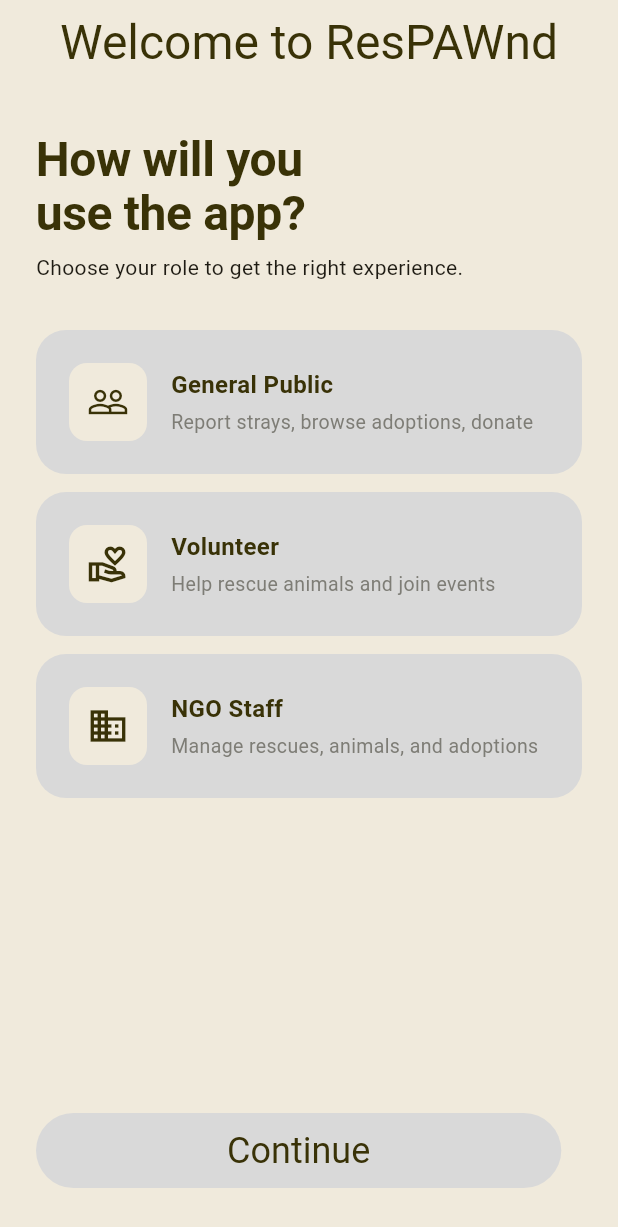
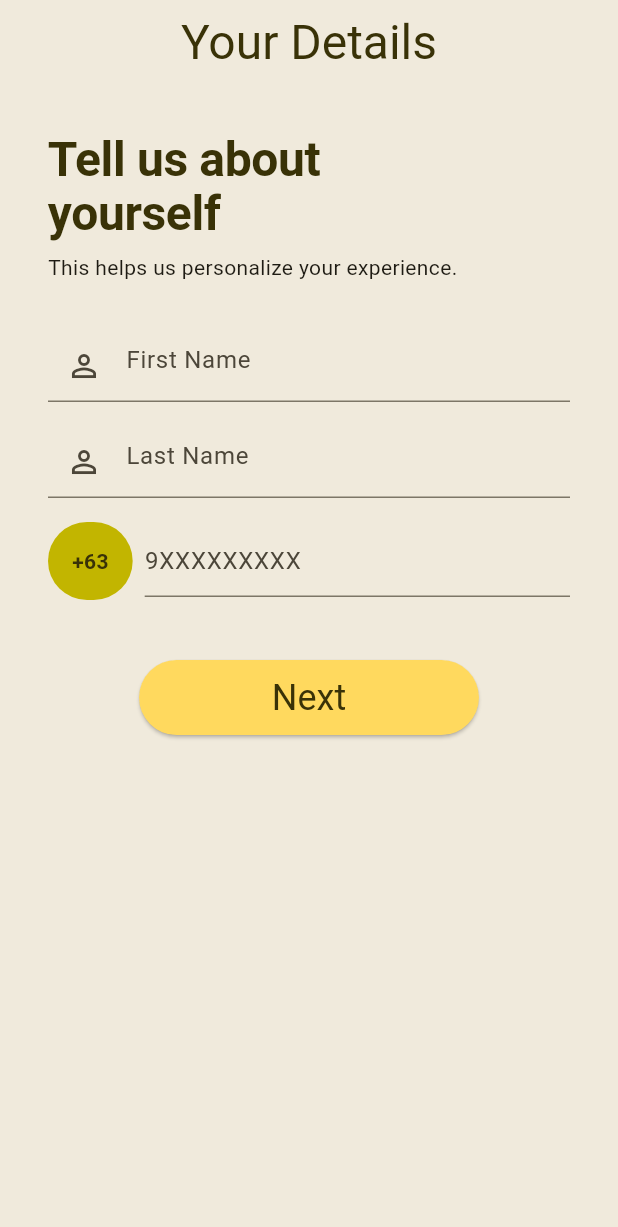
Before and after one commit to santosmarcus/respawned1, a Flutter app: the screen it shows once a user with an empty profile is signed in, on a phone screen of 412 x 824 dp. Shown: the top 1227 px of the screen. Run offline on Flutter 3.47's test engine with Material 3 defaults, Android fonts, the phone set to English and light mode, and no system bars; our stand-ins replace cloud_firestore, firebase_auth, firebase_core, google_fonts, google_sign_in; missing offline and left inert: flutter_facebook_auth; accounts and stored records are empty; Roboto replaces fonts that are missing (Tilt Warp, Zain).

Commit message:
streamlined sign up and onboarding

```diff
--- /dev/null
+++ b/lib/features/userauth/details_screen.dart
@@ -0,0 +1,270 @@
+import 'package:flutter/material.dart';
+import 'package:google_fonts/google_fonts.dart';
+import 'package:respawnd1/app_theme.dart';
+import 'package:respawnd1/features/userauth/onboard_screen.dart';
+
+class EnterDetailsScreen extends StatefulWidget {
+  //final String role;
+  const EnterDetailsScreen({super.key});
+
+  @override
+  State<EnterDetailsScreen> createState() => _EnterDetailsScreenState();
+}
+
+class _EnterDetailsScreenState extends State<EnterDetailsScreen> {
+  final _firstNameController = TextEditingController();
+  final _lastNameController  = TextEditingController();
+  final _phoneController     = TextEditingController();
+
+  // ── TEMPLATE: Add extra fields here ──────────────────────────
+  // final _addressController   = TextEditingController();
+  // final _birthdateController = TextEditingController();
+  // String? _selectedGender;
+  // ─────────────────────────────────────────────────────────────
+
+  bool _isLoading = false;
+  String? _errorMessage;
+
+  @override
+  void dispose() {
+    _firstNameController.dispose();
+    _lastNameController.dispose();
+    _phoneController.dispose();
+    // _addressController.dispose();
+    // _birthdateController.dispose();
+    super.dispose();
+  }
+
+  void _handleNext() {
+    setState(() => _errorMessage = null);
+
+    if (_firstNameController.text.trim().isEmpty ||
+        _lastNameController.text.trim().isEmpty ||
+        _phoneController.text.trim().isEmpty) {
+      setState(() => _errorMessage = 'Please fill in all fields.');
+      return;
+    }
+
+    if (_phoneController.text.trim().length < 10) {
+      setState(() => _errorMessage = 'Please enter a valid phone number.');
+      return;
+    }
+
+    Navigator.push(
+      context,
+      MaterialPageRoute(
+        builder: (_) => OnboardingRoleScreen(
+          firstName: _firstNameController.text.trim(),
+          lastName:  _lastNameController.text.trim(),
+          phone:     '+63${_phoneController.text.trim()}',
+          // pass extra fields here when added:
+          // address: _addressController.text.trim(),
+        ),
+      ),
+    );
+  }
+
+  @override
+  Widget build(BuildContext context) {
+    return Scaffold(
+      appBar: AppBar(title: const Text('Your Details')),
+      body: SafeArea(
+        child: SingleChildScrollView(
+          padding: const EdgeInsets.symmetric(horizontal: 32),
+          child: Column(
+            crossAxisAlignment: CrossAxisAlignment.start,
+            children: [
+              const SizedBox(height: 32),
+
+              Text('Tell us about\nyourself',
+                  style: Theme.of(context).textTheme.displayLarge),
+              const SizedBox(height: 8),
+              Text('This helps us personalize your experience.',
+                  style: Theme.of(context).textTheme.bodyMedium),
+
+              const SizedBox(height: 32),
+
+              // First name
+              _DetailField(
+                controller: _firstNameController,
+                hint: 'First Name',
+                icon: Icons.person_outline,
+              ),
+
+              const SizedBox(height: 16),
+
+              // Last name
+              _DetailField(
+                controller: _lastNameController,
+                hint: 'Last Name',
+                icon: Icons.person_outline,
+              ),
+
+              const SizedBox(height: 16),
+
+              // Phone number
+              Row(
+                crossAxisAlignment: CrossAxisAlignment.center,
+                children: [
+                  Container(
+                    padding: const EdgeInsets.symmetric(
+                        horizontal: 16, vertical: 16),
+                    decoration: BoxDecoration(
+                      color: AppColors.greenrspwn,
+                      borderRadius: BorderRadius.circular(50),
+                    ),
+                    child: Text('+63',
+                        style: GoogleFonts.zain(
+                            fontSize: 14,
+                            fontWeight: FontWeight.w600,
+                            color: AppColors.textPrimary)),
+                  ),
+                  const SizedBox(width: 8),
+                  Expanded(
+                    child: TextFormField(
+                      controller: _phoneController,
+                      keyboardType: TextInputType.phone,
+                      maxLength: 10,
+                      decoration: const InputDecoration(
+                        hintText: '9XXXXXXXXX',
+                        counterText: '',
+                      ),
+                    ),
+                  ),
+                ],
+              ),
+
+              // ── TEMPLATE: Extra fields ──────────────────────────────
+              // Uncomment and add as needed:
+              //
+              // const SizedBox(height: 16),
+              //
+              // Address field:
+              // _DetailField(
+              //   controller: _addressController,
+              //   hint: 'Home Address',
+              //   icon: Icons.home_outlined,
+              // ),
+              //
+              // Birthdate picker:
+              // const SizedBox(height: 16),
+              // GestureDetector(
+              //   onTap: () async {
+              //     final picked = await showDatePicker(
+              //       context: context,
+              //       initialDate: DateTime(2000),
+              //       firstDate: DateTime(1900),
+              //       lastDate: DateTime.now(),
+              //     );
+              //     if (picked != null) {
+              //       _birthdateController.text =
+              //           '${picked.day}/${picked.month}/${picked.year}';
+              //     }
+              //   },
+              //   child: AbsorbPointer(
+              //     child: _DetailField(
+              //       controller: _birthdateController,
+              //       hint: 'Date of Birth',
+              //       icon: Icons.calendar_today_outlined,
+              //     ),
+              //   ),
+              // ),
+              //
+              // Gender dropdown:
+              // const SizedBox(height: 16),
+              // DropdownButtonFormField<String>(
+              //   value: _selectedGender,
+              //   decoration: const InputDecoration(
+              //     hintText: 'Gender',
+              //     prefixIcon: Icon(Icons.wc_outlined),
+              //   ),
+              //   items: ['Male', 'Female', 'Prefer not to say']
+              //       .map((g) => DropdownMenuItem(value: g, child: Text(g)))
+              //       .toList(),
+              //   onChanged: (val) => setState(() => _selectedGender = val),
+              // ),
+              // ───────────────────────────────────────────────────────
+
+              if (_errorMessage != null) ...[
+                const SizedBox(height: 12),
+                Container(
+                  padding: const EdgeInsets.symmetric(
+                      horizontal: 16, vertical: 10),
+                  decoration: BoxDecoration(
+                    color: Colors.red.shade50,
+                    borderRadius: BorderRadius.circular(12),
+                    border: Border.all(color: Colors.red.shade200),
+                  ),
+                  child: Row(
+                    children: [
+                      Icon(Icons.error_outline,
+                          color: Colors.red.shade700, size: 18),
+                      const SizedBox(width: 8),
+                      Expanded(
+                        child: Text(_errorMessage!,
+                            style: GoogleFonts.zain(
+                                fontSize: 13,
+                                color: Colors.red.shade700)),
+                      ),
+                    ],
+                  ),
+                ),
+              ],
+
+              const SizedBox(height: 40),
+
+              Center(
+                child: ElevatedButton(
+                  onPressed: _isLoading ? null : _handleNext,
+                  style: ElevatedButton.styleFrom(
+                    backgroundColor: AppColors.yellowrspwn,
+                    fixedSize:
+                    Size(MediaQuery.of(context).size.width * 0.55, 50),
+                  ),
+                  child: _isLoading
+                      ? const SizedBox(
+                      height: 22, width: 22,
+                      child: CircularProgressIndicator(
+                          strokeWidth: 2.5,
+                          color: AppColors.textPrimary))
+                      : Text('Next',
+                      style:
+                      Theme.of(context).textTheme.headlineLarge),
+                ),
+              ),
+
+              const SizedBox(height: 48),
+            ],
+          ),
+        ),
+      ),
+    );
+  }
+}
+
+// Reusable field widget for this screen
+class _DetailField extends StatelessWidget {
+  final TextEditingController controller;
+  final String hint;
+  final IconData icon;
+  final TextInputType keyboardType;
+
+  const _DetailField({
+    required this.controller,
+    required this.hint,
+    required this.icon,
+    this.keyboardType = TextInputType.text,
+  });
+
+  @override
+  Widget build(BuildContext context) {
+    return TextFormField(
+      controller: controller,
+      keyboardType: keyboardType,
+      decoration: InputDecoration(
+        hintText: hint,
+        prefixIcon: Icon(icon),
+      ),
+    );
+  }
+}
--- a/lib/features/userauth/onboard_screen.dart
+++ b/lib/features/userauth/onboard_screen.dart
@@ -6,7 +6,20 @@ import 'package:respawnd1/app_theme.dart';
 import 'package:respawnd1/features/home/home_screen.dart';
 
 class OnboardingRoleScreen extends StatefulWidget {
-  const OnboardingRoleScreen({super.key});
+  final String firstName;
+  final String lastName;
+  final String phone;
+
+  // TEMPLATE: add extra params here when you add more fields
+  // final String? address;
+
+  const OnboardingRoleScreen({
+    super.key,
+    required this.firstName,
+    required this.lastName,
+    required this.phone,
+    // this.address,
+  });
 
   @override
   State<OnboardingRoleScreen> createState() => _OnboardingRoleScreenState();
@@ -16,43 +29,53 @@ class _OnboardingRoleScreenState extends State<OnboardingRoleScreen> {
   String? _selectedRole;
   bool _isLoading = false;
 
-  final List<_RoleOption> _roles = [
-    _RoleOption(
+  final List<_UserTypeOption> _options = [
+    _UserTypeOption(
       role: 'general',
-      title: 'General Public',
-      description: 'Report strays, browse adoptions, donate',
-      icon: Icons.people_outline,
+      title: 'General User',
+      description:
+      'Report rescue cases, adopt animals, volunteer in events, donate or sponsor',
       color: AppColors.lavenderrspwn,
     ),
-    _RoleOption(
-      role: 'volunteer',
-      title: 'Volunteer',
-      description: 'Help rescue animals and join events',
-      icon: Icons.volunteer_activism_outlined,
+    _UserTypeOption(
+      role: 'pet_transporter',
+      title: 'Pet Transporter',
+      description:
+      'Safe transports of rescued animals to shelters or clinics, provides progress updates, and ensures comfort during travel.',
       color: AppColors.pinkrspwn,
     ),
-    _RoleOption(
-      role: 'ngo_staff',
-      title: 'NGO Staff',
-      description: 'Manage rescues, animals, and adoptions',
-      icon: Icons.business_outlined,
-      color: AppColors.yellowrspwn,
+    _UserTypeOption(
+      role: 'rescue_volunteer',
+      title: 'Rescue Volunteer',
+      description:
+      'Registered responder who can take on rescue cases when partner organizations are unavailable.',
+      color: AppColors.greenrspwn,
     ),
   ];
 
-  Future<void> _saveRole() async {
+  Future<void> _handleNext() async {
     if (_selectedRole == null) return;
-
     setState(() => _isLoading = true);
 
     try {
       final uid = FirebaseAuth.instance.currentUser!.uid;
+      final fullName = '${widget.firstName} ${widget.lastName}';
+
       await FirebaseFirestore.instance
           .collection('users')
           .doc(uid)
-          .set({'role': _selectedRole}, SetOptions(merge: true));
+          .set({
+        'uid': uid,
+        'firstName': widget.firstName,
+        'lastName': widget.lastName,
+        'name': fullName,
+        'phone': widget.phone,
+        'role': _selectedRole,
+        // 'address': widget.address ?? '',  // TEMPLATE: uncomment when ready
+        'isVerified': false,
+        'updatedAt': FieldValue.serverTimestamp(),
+      }, SetOptions(merge: true));
 
-      // AuthWrapper will detect role is now set and navigate to HomeScreen
       if (mounted) {
         Navigator.pushAndRemoveUntil(
           context,
@@ -61,17 +84,15 @@ class _OnboardingRoleScreenState extends State<OnboardingRoleScreen> {
         );
       }
     } catch (e) {
-      print('Error saving role: $e'); // ← add this so you can see errors
-      if (mounted) {
-        setState(() => _isLoading = false);
-      }
+      print('Error saving user details: $e');
+      if (mounted) setState(() => _isLoading = false);
     }
   }
 
   @override
   Widget build(BuildContext context) {
     return Scaffold(
-      appBar: AppBar(title: const Text('Welcome to ResPAWnd')),
+      appBar: AppBar(title: const Text('Select User Type')),
       body: SafeArea(
         child: Padding(
           padding: const EdgeInsets.symmetric(horizontal: 24),
@@ -80,85 +101,66 @@ class _OnboardingRoleScreenState extends State<OnboardingRoleScreen> {
             children: [
               const SizedBox(height: 32),
 
-              Text(
-                'How will you\nuse the app?',
-                style: Theme.of(context).textTheme.displayLarge,
-              ),
-              const SizedBox(height: 8),
-              Text(
-                'Choose your role to get the right experience.',
-                style: Theme.of(context).textTheme.bodyMedium,
-              ),
+              Text('Select user\ntype',
+                  style: Theme.of(context).textTheme.displayLarge),
 
-              const SizedBox(height: 32),
+              const SizedBox(height: 24),
 
-              // Role selection cards
               Expanded(
                 child: ListView.separated(
-                  itemCount: _roles.length,
+                  itemCount: _options.length,
                   separatorBuilder: (_, __) => const SizedBox(height: 12),
                   itemBuilder: (context, index) {
-                    final option = _roles[index];
+                    final option = _options[index];
                     final isSelected = _selectedRole == option.role;
 
                     return GestureDetector(
                       onTap: () =>
                           setState(() => _selectedRole = option.role),
                       child: AnimatedContainer(
-                        duration: const Duration(milliseconds: 200),
+                        duration: const Duration(milliseconds: 180),
+                        height: 130, //TODO fix the size of this
                         padding: const EdgeInsets.all(20),
                         decoration: BoxDecoration(
-                          color: isSelected
-                              ? option.color
-                              : AppColors.slaterspwn,
+                          color: option.color,
                           borderRadius: BorderRadius.circular(20),
                           border: Border.all(
                             color: isSelected
                                 ? AppColors.textPrimary
                                 : Colors.transparent,
-                            width: 2,
+                            width: 2.5,
                           ),
                         ),
                         child: Row(
+                          crossAxisAlignment: CrossAxisAlignment.start,
                           children: [
-                            Container(
-                              padding: const EdgeInsets.all(12),
-                              decoration: BoxDecoration(
-                                color: isSelected
-                                    ? Colors.white
-                                    : AppColors.background,
-                                borderRadius: BorderRadius.circular(12),
-                              ),
-                              child: Icon(option.icon,
-                                  color: AppColors.textPrimary, size: 28),
-                            ),
-                            const SizedBox(width: 16),
                             Expanded(
                               child: Column(
                                 crossAxisAlignment: CrossAxisAlignment.start,
                                 children: [
-                                  Text(
-                                    option.title,
+                                  Text(option.title,
                                       style: GoogleFonts.tiltWarp(
                                         fontSize: 16,
                                         fontWeight: FontWeight.bold,
                                         color: AppColors.textPrimary,
-                                    ),
-                                  ),
-                                  const SizedBox(height: 4),
-                                  Text(
-                                    option.description,
+                                      )),
+                                  const SizedBox(height: 6),
+                                  Text(option.description,
                                       style: GoogleFonts.zain(
                                         fontSize: 13,
-                                      color: AppColors.textSecondary,
-                                    ),
-                                  ),
+                                        color: AppColors.textPrimary
+                                            .withValues(alpha: 0.75),
+                                      )),
                                 ],
                               ),
                             ),
                             if (isSelected)
-                              const Icon(Icons.check_circle,
-                                  color: AppColors.textPrimary),
+                              const Padding(
+                                padding: EdgeInsets.only(left: 8),
+                                child: Icon(Icons.check_circle,
+                                    color: AppColors.textPrimary,
+                                    size: 22),
+                              ),
                           ],
                         ),
                       ),
@@ -169,30 +171,26 @@ class _OnboardingRoleScreenState extends State<OnboardingRoleScreen> {
 
               const SizedBox(height: 24),
 
-              // Continue button
-              ElevatedButton(
+              Center(
+                child: ElevatedButton(
                   onPressed: _selectedRole == null || _isLoading
                       ? null
-                    : _saveRole,
+                      : _handleNext,
                   style: ElevatedButton.styleFrom(
                     backgroundColor: AppColors.yellowrspwn,
                     fixedSize:
-                  Size(MediaQuery.of(context).size.width * 0.85, 50),
-                  disabledBackgroundColor:
-                  AppColors.slaterspwn,
+                    Size(MediaQuery.of(context).size.width * 0.55, 50),
+                    disabledBackgroundColor: AppColors.slaterspwn,
                   ),
                   child: _isLoading
                       ? const SizedBox(
-                  height: 22,
-                  width: 22,
+                      height: 22, width: 22,
                       child: CircularProgressIndicator(
                           strokeWidth: 2.5,
-                    color: AppColors.textPrimary,
-                  ),
-                )
-                    : Text(
-                  'Continue',
-                  style: Theme.of(context).textTheme.headlineLarge,
+                          color: AppColors.textPrimary))
+                      : Text('Next',
+                      style:
+                      Theme.of(context).textTheme.headlineLarge),
                 ),
               ),
 
@@ -205,18 +203,16 @@ class _OnboardingRoleScreenState extends State<OnboardingRoleScreen> {
   }
 }
 
-class _RoleOption {
+class _UserTypeOption {
   final String role;
   final String title;
   final String description;
-  final IconData icon;
   final Color color;
 
-  const _RoleOption({
+  const _UserTypeOption({
     required this.role,
     required this.title,
     required this.description,
-    required this.icon,
     required this.color,
   });
 }
--- a/lib/features/userauth/phone_screen.dart
+++ b/lib/features/userauth/phone_screen.dart
@@ -1,4 +1,4 @@
-import 'package:flutter/material.dart';
+/*import 'package:flutter/material.dart';
 import 'package:google_fonts/google_fonts.dart';
 import 'package:cloud_firestore/cloud_firestore.dart';
 import 'package:firebase_auth/firebase_auth.dart';
@@ -154,4 +154,4 @@ class _EnterPhoneScreenState extends State<EnterPhoneScreen> {
       ),
     );
   }
-}
+}*/
--- a/lib/features/userauth/role_screen.dart
+++ b/lib/features/userauth/role_screen.dart
@@ -1,7 +1,7 @@
-import 'package:flutter/material.dart';
+/*import 'package:flutter/material.dart';
 import 'package:google_fonts/google_fonts.dart';
 import 'package:respawnd1/app_theme.dart';
-import 'package:respawnd1/features/userauth/name_screen.dart';
+import 'package:respawnd1/features/userauth/details_screen.dart';
 
 class SelectUserTypeScreen extends StatefulWidget {
   const SelectUserTypeScreen({super.key});
@@ -165,4 +165,4 @@ class _UserTypeOption {
     required this.description,
     required this.color,
   });
-}
+}*/
```
Also changed, not shown: lib/core/repos/auth_service.dart (+5 -3 lines), lib/features/userauth/name_screen.dart (deleted, +0 -108 lines), lib/features/userauth/signup_screen.dart (+16 -15 lines), lib/main.dart (+2 -110 lines). Lines whose indentation alone changed are shown as unchanged.
